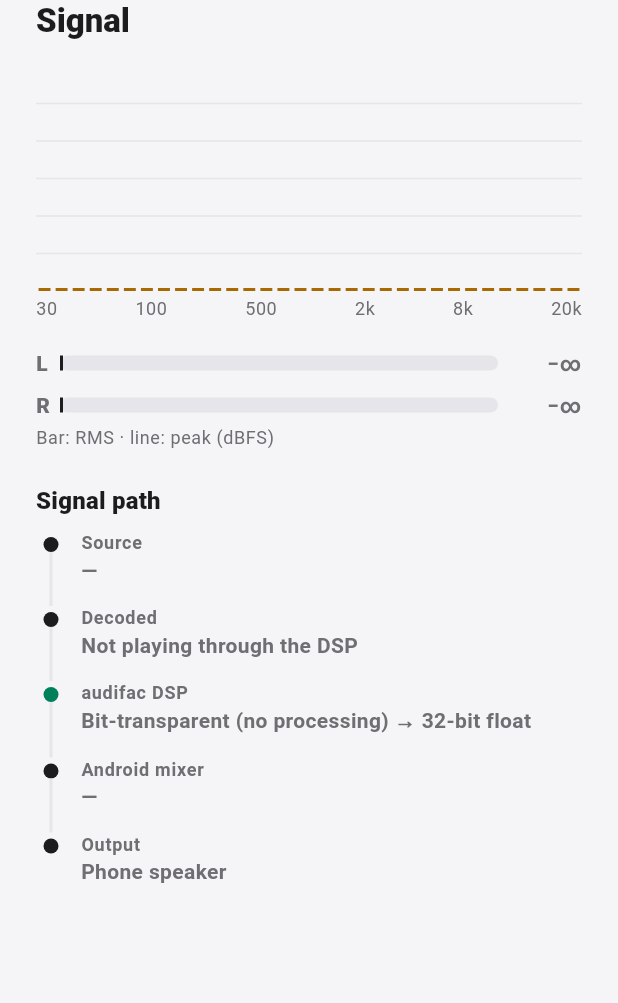
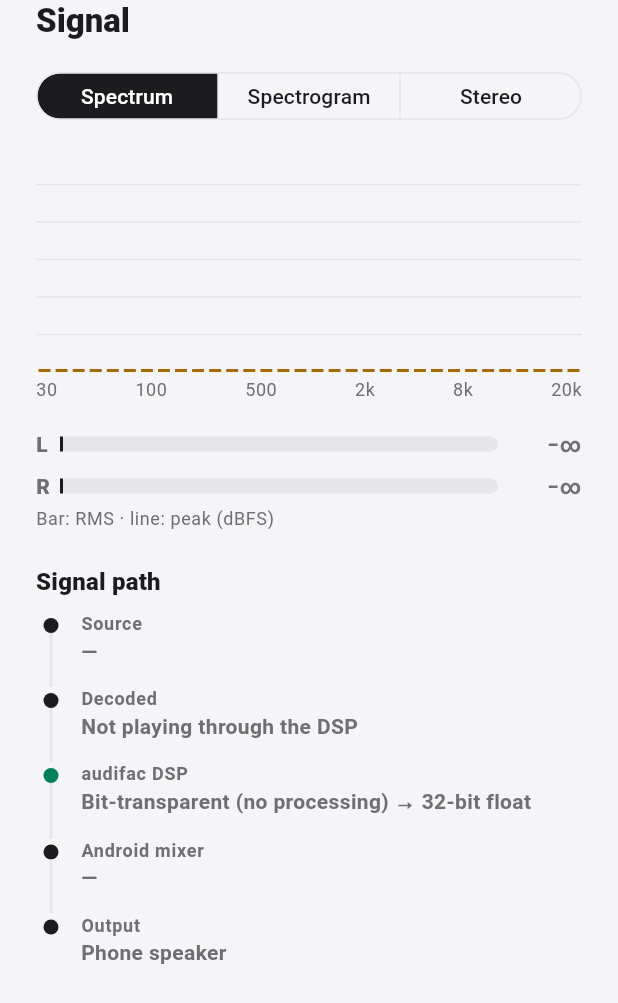
Before and after one commit to VagontraCode/audifac, a Flutter app: the SignalSheet widget shown alone on an empty page, opened directly, on a phone screen of 412 x 824 dp. Shown: the top 1003 px of the screen. Run offline on Flutter 3.47's test engine with Material 3 defaults, Android fonts, the phone set to English and light mode, and no system bars; our stand-ins replace audio_service, flutter_riverpod, hugeicons, material_color_utilities, multicast_dns, permission_handler and 3 more; missing offline and left inert: audio_session, just_audio_platform_interface; accounts and stored records are empty; statements that could not run were skipped.

Commit message:
Spectrogram and stereo goniometer with correlation in the Signal sheet
Co-Authored-By: Claude Opus 5.5 <noreply@anthropic.com>

```diff
--- a/lib/data/dsp_channel.dart
+++ b/lib/data/dsp_channel.dart
@@ -1,4 +1,5 @@
 import 'dart:async';
+import 'dart:typed_data';
 
 import 'package:flutter/services.dart';
 
@@ -80,6 +81,9 @@ class DspChannel {
           peakR: d('peakR'),
           rmsL: d('rmsL'),
           rmsR: d('rmsR'),
+          fine: m['fine'] as Uint8List? ?? Uint8List(0),
+          scope: m['scope'] as Float32List? ?? Float32List(0),
+          correlation: (m['correlation'] as num?)?.toDouble() ?? 0,
         );
       });
 
@@ -153,11 +157,29 @@ class DspChannel {
 /// One visualizer frame: 32 log-spaced bands (30 Hz – 20 kHz) and per-channel
 /// peak / RMS, all in dBFS.
 class VisualizerFrame {
-  const VisualizerFrame({required this.bands, required this.peakL, required this.peakR, required this.rmsL, required this.rmsR});
+  const VisualizerFrame({
+    required this.bands,
+    required this.peakL,
+    required this.peakR,
+    required this.rmsL,
+    required this.rmsR,
+    required this.fine,
+    required this.scope,
+    required this.correlation,
+  });
 
   final List<double> bands;
   final double peakL;
   final double peakR;
   final double rmsL;
   final double rmsR;
+
+  /// Spectrogram column: 96 log-spaced bands, 0 = −90 dBFS … 255 = 0 dBFS.
+  final Uint8List fine;
+
+  /// Goniometer: (L, R) sample pairs, interleaved.
+  final Float32List scope;
+
+  /// Stereo correlation, −1 (out of phase) … +1 (mono).
+  final double correlation;
 }
--- a/lib/l10n/app_en.arb
+++ b/lib/l10n/app_en.arb
@@ -326,6 +326,11 @@
   "speedHint": "For audiobooks & podcasts; voices keep their pitch. Music plays at 1× unless you remember a speed for its album or artist.",
   "rememberFor": "Remember for",
   "asSetAbove": "As set above",
+  "spectrum": "Spectrum",
+  "spectrogram": "Spectrogram",
+  "stereoImage": "Stereo",
+  "correlation": "Correlation",
+  "correlationHint": "+1: mono · around 0: wide stereo · below 0: out of phase (thin bass on speakers, fades in mono). The scope stands upright for mono and leans towards the louder side.",
   "chapters": "Chapters",
   "chapterN": "Chapter {n}",
   "notALyricsFile": "That isn't a lyrics file (.lrc or .txt)",
--- a/lib/l10n/app_fr.arb
+++ b/lib/l10n/app_fr.arb
@@ -326,6 +326,11 @@
   "speedHint": "Pour les livres audio et podcasts ; les voix gardent leur hauteur. La musique est lue à 1×, sauf vitesse retenue pour son album ou son artiste.",
   "rememberFor": "Retenir pour",
   "asSetAbove": "Comme ci-dessus",
+  "spectrum": "Spectre",
+  "spectrogram": "Spectrogramme",
+  "stereoImage": "Stéréo",
+  "correlation": "Corrélation",
+  "correlationHint": "+1 : mono · vers 0 : stéréo large · sous 0 : hors phase (basses maigres sur enceintes, disparaît en mono). Le scope est vertical en mono et penche vers le côté le plus fort.",
   "chapters": "Chapitres",
   "chapterN": "Chapitre {n}",
   "notALyricsFile": "Ce n'est pas un fichier de paroles (.lrc ou .txt)",
--- a/lib/widgets/signal_sheet.dart
+++ b/lib/widgets/signal_sheet.dart
@@ -13,6 +13,7 @@ import '../models/eq.dart';
 import '../providers/audio_info_providers.dart';
 import '../providers/eq_providers.dart';
 import '../providers/player_providers.dart';
+import 'scopes.dart';
 import '../l10n/l10n.dart';
 import '../l10n/labels.dart';
 
@@ -49,6 +50,13 @@ class _SignalSheetState extends ConsumerState<SignalSheet> with SingleTickerProv
   var _shownLevels = [floor, floor, floor, floor];
   Duration _last = Duration.zero;
 
+  // Remembered while the app runs.
+  static var _visual = _Visual.spectrum;
+  final _spectro = SpectrogramBuffer();
+  final _trail = ScopeTrail();
+  var _correlation = 1.0;
+  var _targetCorrelation = 1.0;
+
   @override
   void initState() {
     super.initState();
@@ -56,6 +64,10 @@ class _SignalSheetState extends ConsumerState<SignalSheet> with SingleTickerProv
     _sub = channel.visualizer.listen((f) {
       _target = f.bands;
       _levels = [f.peakL, f.peakR, f.rmsL, f.rmsR];
+      _targetCorrelation = f.correlation;
+      _trail.add(f.scope);
+      // (Decoding a column image costs: only while it's shown.)
+      if (_visual == _Visual.spectrogram) _spectro.add(f.fine, () {});
     });
     _loadPath();
     _pathTimer = Timer.periodic(const Duration(seconds: 1), (_) => _loadPath());
@@ -71,6 +83,7 @@ class _SignalSheetState extends ConsumerState<SignalSheet> with SingleTickerProv
     final dt = ((now - _last).inMicroseconds / 1e6).clamp(0.0, 0.1);
     _last = now;
     final fall = 40 * dt; // dB per frame
+    _correlation += (_targetCorrelation - _correlation) * math.min(1, dt * 8);
     for (var i = 0; i < _bands.length && i < _target.length; i++) {
       final t = math.max(floor, _target[i]);
       _bands[i] = t > _bands[i] ? t : math.max(t, _bands[i] - fall);
@@ -95,6 +108,7 @@ class _SignalSheetState extends ConsumerState<SignalSheet> with SingleTickerProv
   @override
   void dispose() {
     _ticker.dispose();
+    _spectro.dispose();
     _sub?.cancel();
     _pathTimer?.cancel();
     super.dispose();
@@ -122,10 +136,66 @@ class _SignalSheetState extends ConsumerState<SignalSheet> with SingleTickerProv
               Text(context.l10n.signal, style: theme.textTheme.titleLarge?.copyWith(fontWeight: FontWeight.w800)),
               const SizedBox(height: 16),
               SizedBox(
+                width: double.infinity,
+                child: SegmentedButton<_Visual>(
+                  showSelectedIcon: false,
+                  style: SegmentedButton.styleFrom(
+                    selectedBackgroundColor: palette.ink,
+                    selectedForegroundColor: palette.onInk,
+                    foregroundColor: palette.ink,
+                    side: BorderSide(color: palette.line),
+                    visualDensity: VisualDensity.compact,
+                  ),
+                  segments: [
+                    ButtonSegment(value: _Visual.spectrum, label: Text(context.l10n.spectrum)),
+                    ButtonSegment(value: _Visual.spectrogram, label: Text(context.l10n.spectrogram)),
+                    ButtonSegment(value: _Visual.stereo, label: Text(context.l10n.stereoImage)),
+                  ],
+                  selected: {_visual},
+                  onSelectionChanged: (s) => setState(() => _visual = s.first),
+                ),
+              ),
+              const SizedBox(height: 14),
+              if (_visual == _Visual.stereo)
+                Row(
+                  crossAxisAlignment: CrossAxisAlignment.center,
+                  children: [
+                    SizedBox.square(
+                      dimension: 170,
+                      child: CustomPaint(
+                        painter: GoniometerPainter(frames: _trail.frames, color: palette.ink, grid: palette.line),
+                      ),
+                    ),
+                    const SizedBox(width: 20),
+                    Expanded(
+                      child: Column(
+                        crossAxisAlignment: CrossAxisAlignment.start,
+                        children: [
+                          Text(context.l10n.correlation, style: const TextStyle(fontWeight: FontWeight.w700)),
+                          const SizedBox(height: 8),
+                          DefaultTextStyle.merge(
+                            style: muted,
+                            child: CorrelationMeter(
+                              value: _correlation,
+                              track: palette.line,
+                              label: _correlation.toStringAsFixed(2),
+                            ),
+                          ),
+                          const SizedBox(height: 10),
+                          Text(context.l10n.correlationHint, style: muted),
+                        ],
+                      ),
+                    ),
+                  ],
+                )
+              else ...[
+                SizedBox(
                   height: 150,
                   width: double.infinity,
                   child: CustomPaint(
-                  painter: _SpectrumPainter(
+                    painter: _visual == _Visual.spectrogram
+                        ? SpectrogramPainter(_spectro, background: Colors.black)
+                        : _SpectrumPainter(
                             bands: _bands,
                             peaks: _peaks,
                             floor: floor,
@@ -135,13 +205,17 @@ class _SignalSheetState extends ConsumerState<SignalSheet> with SingleTickerProv
                           ),
                   ),
                 ),
+                if (_visual == _Visual.spectrum)
                   Padding(
                     padding: const EdgeInsets.only(top: 4),
                     child: Row(
                       mainAxisAlignment: MainAxisAlignment.spaceBetween,
-                  children: [for (final f in ['30', '100', '500', '2k', '8k', '20k']) Text(f, style: muted)],
+                      children: [
+                        for (final f in ['30', '100', '500', '2k', '8k', '20k']) Text(f, style: muted),
+                      ],
                     ),
                   ),
+              ],
               const SizedBox(height: 18),
               _Meter(label: 'L', peak: _shownLevels[0], rms: _shownLevels[2], floor: floor),
               const SizedBox(height: 8),
@@ -187,12 +261,14 @@ class _SignalSheetState extends ConsumerState<SignalSheet> with SingleTickerProv
     String khz(int hz) => '${AudioInfo.formatSampleRate(hz)} kHz';
 
     final dspParts = [
-      if (eqOn) 'EQ: ${l10n.presetName(sound)}${device.id == BuiltInPresets.deviceNone.id ? '' : ' + ${l10n.presetName(device)}'}${linearPhase ? ' (${l10n.linearPhaseShort})' : ''}',
+      if (eqOn)
+        'EQ: ${l10n.presetName(sound)}${device.id == BuiltInPresets.deviceNone.id ? '' : ' + ${l10n.presetName(device)}'}${linearPhase ? ' (${l10n.linearPhaseShort})' : ''}',
       if (gain.abs() >= 0.05) l10n.volumeDb(formatDb(gain)),
       if (crossfade > 0) l10n.crossfadeSeconds(crossfade.round()),
       if (loudnessDb >= 0.1) l10n.loudnessBass(formatDb(loudnessDb)),
       if (convolution.isNotEmpty) l10n.convolutionWith(convolution),
-      if (compressor > 0) l10n.compressorIs([l10n.compressorLight, l10n.compressorMedium, l10n.compressorStrong][compressor - 1]),
+      if (compressor > 0)
+        l10n.compressorIs([l10n.compressorLight, l10n.compressorMedium, l10n.compressorStrong][compressor - 1]),
     ];
     final rates = [for (final r in (out?['deviceRates'] as List? ?? const [])) (r as num).toInt()];
 
@@ -210,7 +286,9 @@ class _SignalSheetState extends ConsumerState<SignalSheet> with SingleTickerProv
       ),
       _Step(
         title: l10n.decoded,
-        value: rate == 0 ? l10n.notThroughDsp : 'PCM ${bits ?? '?'}-bit · ${khz(rate)} · ${p?['channels']} ch${downmixed ? ' → ${l10n.stereo.toLowerCase()}' : ''}',
+        value: rate == 0
+            ? l10n.notThroughDsp
+            : 'PCM ${bits ?? '?'}-bit · ${khz(rate)} · ${p?['channels']} ch${downmixed ? ' → ${l10n.stereo.toLowerCase()}' : ''}',
       ),
       _Step(
         title: 'audifac DSP',
@@ -220,11 +298,7 @@ class _SignalSheetState extends ConsumerState<SignalSheet> with SingleTickerProv
         good: !processing,
       ),
       if (resampledTo > 0)
-        _Step(
-          title: l10n.hqResampler,
-          value: l10n.resampledByAudifac(khz(rate), khz(resampledTo)),
-          good: true,
-        ),
+        _Step(title: l10n.hqResampler, value: l10n.resampledByAudifac(khz(rate), khz(resampledTo)), good: true),
       if (levelFrames > 0)
         _Step(
           title: l10n.levels,
@@ -240,10 +314,7 @@ class _SignalSheetState extends ConsumerState<SignalSheet> with SingleTickerProv
           good: limitedPct < 0.01 && clipped == 0,
         ),
       if (outputRate > 0 && !bitPerfect)
-        _Step(
-          title: l10n.toAndroid,
-          value: '${output16 ? l10n.pcm16Dithered : l10n.float32} · ${khz(outputRate)}',
-        ),
+        _Step(title: l10n.toAndroid, value: '${output16 ? l10n.pcm16Dithered : l10n.float32} · ${khz(outputRate)}'),
       _Step(
         title: l10n.androidMixer,
         value: bitPerfect
@@ -289,7 +360,11 @@ class _Step extends StatelessWidget {
             child: Column(
               children: [
                 const SizedBox(height: 4),
-                Container(width: 10, height: 10, decoration: BoxDecoration(color: dot, shape: BoxShape.circle)),
+                Container(
+                  width: 10,
+                  height: 10,
+                  decoration: BoxDecoration(color: dot, shape: BoxShape.circle),
+                ),
                 if (!last) Expanded(child: Container(width: 2, color: palette.line)),
               ],
             ),
@@ -301,7 +376,10 @@ class _Step extends StatelessWidget {
               child: Column(
                 crossAxisAlignment: CrossAxisAlignment.start,
                 children: [
-                  Text(title, style: theme.textTheme.labelMedium?.copyWith(color: palette.inkMuted, fontWeight: FontWeight.w700)),
+                  Text(
+                    title,
+                    style: theme.textTheme.labelMedium?.copyWith(color: palette.inkMuted, fontWeight: FontWeight.w700),
+                  ),
                   Text(value, style: theme.textTheme.bodyMedium?.copyWith(fontWeight: FontWeight.w600)),
                 ],
               ),
@@ -327,14 +405,19 @@ class _Meter extends StatelessWidget {
     double frac(double db) => ((db - floor) / -floor).clamp(0.0, 1.0);
     return Row(
       children: [
-        SizedBox(width: 16, child: Text(label, style: const TextStyle(fontWeight: FontWeight.w800))),
+        SizedBox(
+          width: 16,
+          child: Text(label, style: const TextStyle(fontWeight: FontWeight.w800)),
+        ),
         Expanded(
           child: SizedBox(
             height: 10,
             child: LayoutBuilder(
               builder: (context, c) => Stack(
                 children: [
-                  Container(decoration: BoxDecoration(color: palette.line, borderRadius: BorderRadius.circular(5))),
+                  Container(
+                    decoration: BoxDecoration(color: palette.line, borderRadius: BorderRadius.circular(5)),
+                  ),
                   Container(
                     width: c.maxWidth * frac(rms),
                     decoration: BoxDecoration(
@@ -400,10 +483,7 @@ class _SpectrumPainter extends CustomPainter {
     for (var i = 0; i < n; i++) {
       final x = i * slot + (slot - w) / 2;
       final h = size.height * ((bands[i] - floor) / -floor).clamp(0.0, 1.0);
-      canvas.drawRRect(
-        RRect.fromRectAndRadius(Rect.fromLTWH(x, size.height - h, w, h), const Radius.circular(2)),
-        bar,
-      );
+      canvas.drawRRect(RRect.fromRectAndRadius(Rect.fromLTWH(x, size.height - h, w, h), const Radius.circular(2)), bar);
       final py = size.height * (1 - ((peaks[i] - floor) / -floor).clamp(0.0, 1.0));
       canvas.drawRect(Rect.fromLTWH(x, math.min(py, size.height - 2), w, 2), peak);
     }
@@ -412,3 +492,5 @@ class _SpectrumPainter extends CustomPainter {
   @override
   bool shouldRepaint(_SpectrumPainter old) => true;
 }
+
+enum _Visual { spectrum, spectrogram, stereo }
```
Also changed, not shown: lib/widgets/scopes.dart (added, +231 -0 lines), lib/l10n/generated/app_localizations.dart, lib/l10n/generated/app_localizations_en.dart, lib/l10n/generated/app_localizations_fr.dart, 5 other files. Lines whose indentation alone changed are shown as unchanged.
